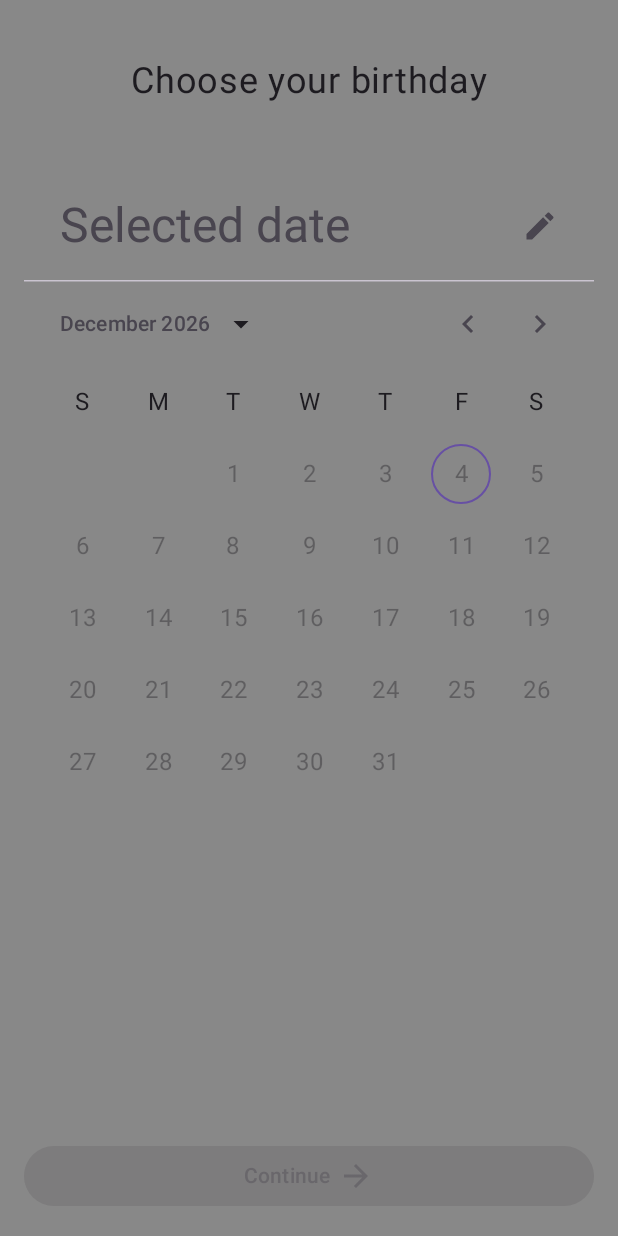
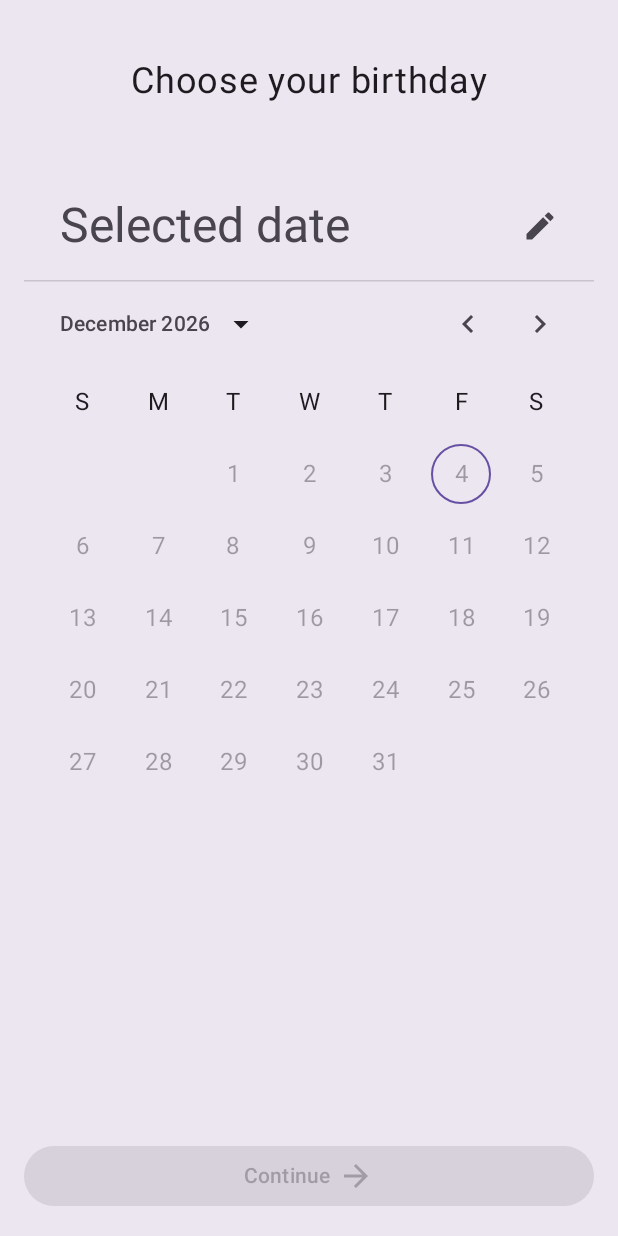
Before and after one commit to gergo225/MementoMoriCalendar, an Android app built with Jetpack Compose: the SetupPage screen opened through its navigation route, on a phone screen of 412 x 824 dp. Run offline under Robolectric (Android 15) with nearby library versions, the phone set to English and light mode, and no system bars; our stand-ins replace Dagger/Hilt's generated code.

Commit message:
Change background color of setup page to match app's theme

```diff
--- a/app/src/main/java/com/goldenraccoon/mementomoricalendar/ui/pages/SetupPage.kt
+++ b/app/src/main/java/com/goldenraccoon/mementomoricalendar/ui/pages/SetupPage.kt
@@ -4,9 +4,9 @@ import androidx.compose.foundation.background
 import androidx.compose.foundation.layout.Box
 import androidx.compose.foundation.layout.fillMaxSize
 import androidx.compose.foundation.layout.padding
+import androidx.compose.material3.MaterialTheme
 import androidx.compose.runtime.Composable
 import androidx.compose.ui.Modifier
-import androidx.compose.ui.graphics.Color
 import androidx.compose.ui.unit.dp
 import androidx.hilt.navigation.compose.hiltViewModel
 import com.goldenraccoon.mementomoricalendar.ui.viewmodels.SetupViewModel
@@ -23,7 +23,7 @@ fun SetupPage(
 
     Box(
         modifier
-            .background(Color.Gray)
+            .background(MaterialTheme.colorScheme.surfaceContainerHigh)
             .fillMaxSize()
             .padding(16.dp)
     ) {
--- a/app/src/main/java/com/goldenraccoon/mementomoricalendar/ui/views/DateInput.kt
+++ b/app/src/main/java/com/goldenraccoon/mementomoricalendar/ui/views/DateInput.kt
@@ -1,14 +1,13 @@
 package com.goldenraccoon.mementomoricalendar.ui.views
 
 import androidx.compose.material3.DatePicker
-import androidx.compose.material3.DatePickerDefaults
 import androidx.compose.material3.ExperimentalMaterial3Api
 import androidx.compose.material3.rememberDatePickerState
 import androidx.compose.runtime.Composable
 import androidx.compose.runtime.LaunchedEffect
 import androidx.compose.ui.Modifier
-import androidx.compose.ui.graphics.Color
 import androidx.compose.ui.tooling.preview.Preview
+import com.goldenraccoon.mementomoricalendar.ui.theme.MementoMoriCalendarTheme
 
 @OptIn(ExperimentalMaterial3Api::class)
 @Composable
@@ -27,7 +26,6 @@ fun DateInput(
     DatePicker(
         modifier = modifier,
         state = datePickerState,
-        colors = DatePickerDefaults.colors(containerColor = Color.Gray),
         title = { }
     )
 }
@@ -35,5 +33,7 @@ fun DateInput(
 @Preview
 @Composable
 fun DateInputDialogPreview() {
-    DateInput { }
+    MementoMoriCalendarTheme {
+        DateInput { }
+    }
 }
```
